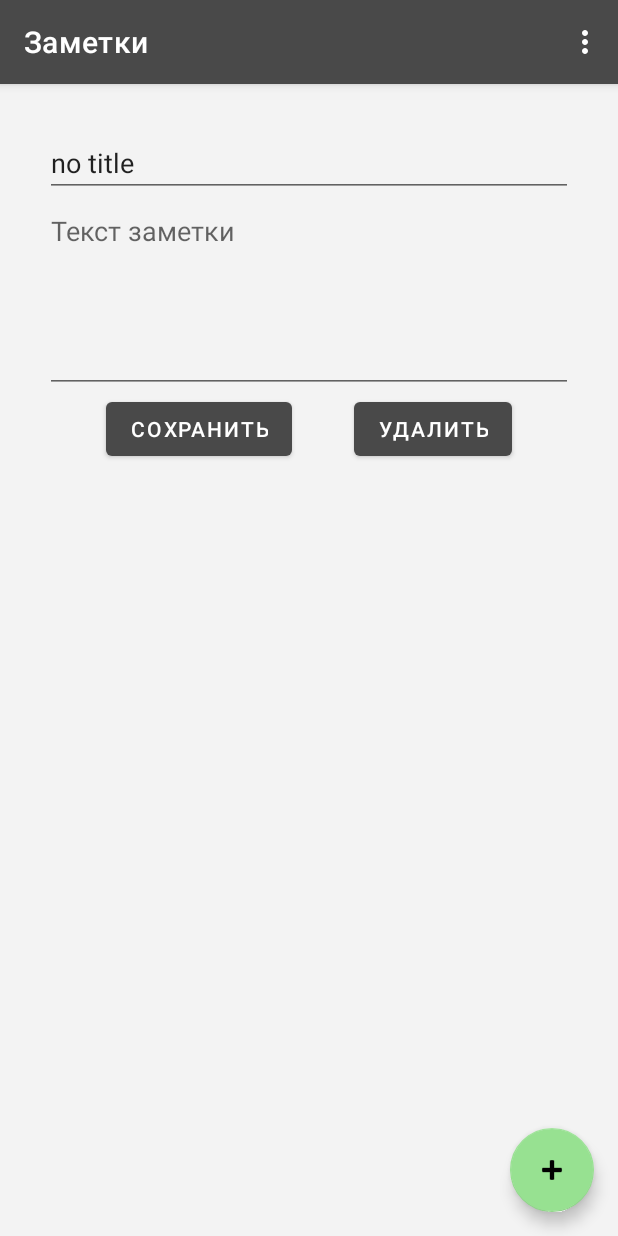
After one commit to Di-52/SimpleNotes, an Android app: the fragment EditNoteFragment placed in its activity, on a phone screen of 412 x 824 dp. The commit adds this screen. Run offline under Robolectric (Android 15) with nearby library versions, the phone set to English and light mode, and no system bars; our stand-ins replace Room's generated code, navigation-ui.

Commit message:
Add ability to edit notes

```diff
--- a/app/src/main/java/com/diest/simplenotes/view/NodesViewModel.kt
+++ b/app/src/main/java/com/diest/simplenotes/view/NodesViewModel.kt
@@ -33,6 +33,12 @@ class NodesViewModel(application: Application) : AndroidViewModel(application) {
         }
     }
 
+    fun updateNote(id: Int?, title: String, text: String?){
+        viewModelScope.launch(Dispatchers.IO) {
+            rep.updateNote(NoteModel(id = id, title = title, text = text))
+        }
+    }
+
     fun removeNote(note: NoteModel){
         viewModelScope.launch(Dispatchers.IO){
             rep.deleteNote(note)
--- /dev/null
+++ b/app/src/main/java/com/diest/simplenotes/view/editnote/EditNoteFragment.kt
@@ -0,0 +1,47 @@
+package com.diest.simplenotes.view.editnote
+
+import android.os.Bundle
+import android.text.Editable
+import android.text.TextWatcher
+import androidx.fragment.app.Fragment
+import android.view.LayoutInflater
+import android.view.View
+import android.view.ViewGroup
+import androidx.fragment.app.viewModels
+import androidx.navigation.fragment.findNavController
+import com.diest.simplenotes.R
+import com.diest.simplenotes.databinding.FragmentEditNoteBinding
+import com.diest.simplenotes.model.note.entity.NoteModel
+import com.diest.simplenotes.view.NodesViewModel
+
+class EditNoteFragment (): Fragment() {
+
+    private var _binding: FragmentEditNoteBinding? = null
+    private val binding get() = _binding!!
+    private val vm: NodesViewModel by viewModels()
+    private lateinit var note: NoteModel
+
+    override fun onCreateView(
+        inflater: LayoutInflater, container: ViewGroup?,
+        savedInstanceState: Bundle?
+    ): View? {
+        _binding = FragmentEditNoteBinding.inflate(inflater, container, false)
+        note = getNoteFromBundle()
+        binding.tvNoteTitle.setText(note.title)
+        binding.tvNoteText.setText(note.text)
+        binding.btDeleteNote.setOnClickListener { vm.removeNote(note = note)
+        findNavController().navigate(R.id.action_editNoteFragment_to_FirstFragment)}
+        binding.btSaveNote.setOnClickListener {
+            vm.updateNote(id = note.id,
+                title = binding.tvNoteTitle.text.toString(),
+                text = binding.tvNoteText.text.toString())
+            findNavController().navigate(R.id.action_editNoteFragment_to_FirstFragment)}
+        return binding.root
+    }
+
+    private fun getNoteFromBundle(): NoteModel =
+        NoteModel(id = arguments?.getInt("KEY_NOTE_ID", 0),
+            title = arguments?.getString("KEY_NOTE_TITLE","def_title")?: "no title",
+            text = arguments?.getString("KEY_NOTE_TEXT","def_text"))
+
+}
--- a/app/src/main/java/com/diest/simplenotes/view/listofnodes/ListOfNodesAdapter.kt
+++ b/app/src/main/java/com/diest/simplenotes/view/listofnodes/ListOfNodesAdapter.kt
@@ -3,16 +3,12 @@ package com.diest.simplenotes.view.listofnodes
 import android.view.LayoutInflater
 import android.view.View
 import android.view.ViewGroup
+import android.widget.ImageView
 import android.widget.TextView
 import android.widget.Toast
 import androidx.recyclerview.widget.RecyclerView
 import com.diest.simplenotes.R
 import com.diest.simplenotes.model.note.entity.NoteModel
-
-interface NoteClickListener{
-    fun onClick(note: NoteModel)
-    fun onLongClick(note: NoteModel): Boolean
-}
 
 class ListOfNodesAdapter(var listener: NoteClickListener): RecyclerView.Adapter<ListOfNodesAdapter.NotesViewHolder>(){
 
@@ -27,7 +23,7 @@ class ListOfNodesAdapter(var listener: NoteClickListener): RecyclerView.Adapter<
 
         val titleTextView: TextView = view.findViewById<TextView>(R.id.tv_note_title)
         val textTextView: TextView = view.findViewById<TextView>(R.id.tv_note_text)
-
+        val editImage: ImageView = view.findViewById<ImageView>(R.id.iv_edit)
 
     }
 
@@ -39,6 +35,9 @@ class ListOfNodesAdapter(var listener: NoteClickListener): RecyclerView.Adapter<
     override fun onBindViewHolder(holder: NotesViewHolder, position: Int) {
         holder.titleTextView.text = data[position].title
         holder.textTextView.text = data[position].text
+        holder.editImage.setOnClickListener {
+            listener.onClickEdit(data[position])
+        }
         holder.itemView.setOnClickListener{
             listener.onClick(data[position])
         }
--- a/app/src/main/java/com/diest/simplenotes/view/listofnodes/ListOfNodesFragment.kt
+++ b/app/src/main/java/com/diest/simplenotes/view/listofnodes/ListOfNodesFragment.kt
@@ -6,8 +6,11 @@ import android.view.LayoutInflater
 import android.view.View
 import android.view.ViewGroup
 import android.widget.Toast
+import androidx.core.os.bundleOf
 import androidx.fragment.app.viewModels
+import androidx.navigation.fragment.findNavController
 import androidx.recyclerview.widget.LinearLayoutManager
+import com.diest.simplenotes.R
 import com.diest.simplenotes.databinding.FragmentListNodesBinding
 import com.diest.simplenotes.model.note.entity.NoteModel
 import com.diest.simplenotes.view.NodesViewModel
@@ -55,4 +58,19 @@ class ListOfNodesFragment : Fragment(), NoteClickListener {
         vm.removeNote(note)
         return true
     }
+
+    override fun onClickEdit(note: NoteModel) {
+        //Toast.makeText(this.context, "EditClick on ${note.text}", Toast.LENGTH_LONG).show()
+        val bundle = bundleOf(note)
+        findNavController().navigate(R.id.action_FirstFragment_to_editNoteFragment, bundle)
+
+    }
+
+    private fun bundleOf(pairs: NoteModel): Bundle {
+        var result: Bundle
+        result = bundleOf("KEY_NOTE_ID" to pairs.id,
+        "KEY_NOTE_TITLE" to pairs.title,
+        "KEY_NOTE_TEXT" to pairs.text)
+        return result
+    }
 }
--- /dev/null
+++ b/app/src/main/java/com/diest/simplenotes/view/listofnodes/NoteClickListener.kt
@@ -0,0 +1,9 @@
+package com.diest.simplenotes.view.listofnodes
+
+import com.diest.simplenotes.model.note.entity.NoteModel
+
+interface NoteClickListener {
+    fun onClick(note: NoteModel)
+    fun onLongClick(note: NoteModel): Boolean
+    fun onClickEdit(note: NoteModel)
+}
--- /dev/null
+++ b/app/src/main/res/layout/fragment_edit_note.xml
@@ -0,0 +1,48 @@
+<?xml version="1.0" encoding="utf-8"?>
+<androidx.constraintlayout.widget.ConstraintLayout xmlns:android="http://schemas.android.com/apk/res/android"
+    xmlns:app="http://schemas.android.com/apk/res-auto"
+    xmlns:tools="http://schemas.android.com/tools"
+    android:id="@+id/frameLayout"
+    android:layout_width="match_parent"
+    android:layout_height="match_parent"
+    tools:context=".view.editnote.EditNoteFragment"
+    android:padding="30dp">
+
+    <EditText
+        android:id="@+id/tv_note_title"
+        android:layout_width="match_parent"
+        android:hint="@string/et_note_title_hint"
+        android:layout_height="wrap_content"
+        app:layout_constraintTop_toTopOf="parent"
+        app:layout_constraintLeft_toLeftOf="parent"
+         />
+    <EditText
+        android:id="@id/tv_note_text"
+        android:layout_width="match_parent"
+        android:layout_height="wrap_content"
+        android:lines="5"
+        android:gravity="top"
+        android:hint="@string/et_note_text_hint"
+        app:layout_constraintLeft_toLeftOf="parent"
+        app:layout_constraintTop_toBottomOf="@+id/tv_note_title"
+        />
+    <Button
+        android:id="@+id/bt_save_note"
+        android:text="@string/button_edit_text"
+        android:layout_width="wrap_content"
+        android:layout_height="wrap_content"
+        app:layout_constraintTop_toBottomOf="@id/tv_note_text"
+        app:layout_constraintLeft_toLeftOf="parent"
+        app:layout_constraintRight_toLeftOf="@id/bt_delete_note"
+        />
+
+    <Button
+        android:id="@+id/bt_delete_note"
+        android:text="@string/button_delete_text"
+        android:layout_width="wrap_content"
+        android:layout_height="wrap_content"
+        app:layout_constraintTop_toBottomOf="@id/tv_note_text"
+        app:layout_constraintLeft_toRightOf="@id/bt_save_note"
+        app:layout_constraintRight_toRightOf="parent"
+        />
+</androidx.constraintlayout.widget.ConstraintLayout>
--- a/app/src/main/res/navigation/nav_graph.xml
+++ b/app/src/main/res/navigation/nav_graph.xml
@@ -14,6 +14,9 @@
         <action
             android:id="@+id/action_FirstFragment_to_SecondFragment"
             app:destination="@id/SecondFragment" />
+        <action
+            android:id="@+id/action_FirstFragment_to_editNoteFragment"
+            app:destination="@id/editNoteFragment" />
     </fragment>
     <fragment
         android:id="@+id/SecondFragment"
@@ -25,4 +28,16 @@
             android:id="@+id/action_SecondFragment_to_FirstFragment"
             app:destination="@id/FirstFragment" />
     </fragment>
+    <fragment
+        android:id="@+id/editNoteFragment"
+        android:name="com.diest.simplenotes.view.editnote.EditNoteFragment"
+        android:label="fragment_edit_note"
+        tools:layout="@layout/fragment_edit_note" >
+        <action
+            android:id="@+id/action_editNoteFragment_to_FirstFragment"
+            app:destination="@id/FirstFragment" />
+        <argument
+            android:name="noteId"
+            app:argType="integer" />
+    </fragment>
 </navigation>
--- a/app/src/main/res/values/strings.xml
+++ b/app/src/main/res/values/strings.xml
@@ -4,5 +4,12 @@
     <!-- Strings used for fragments for navigation -->
     <string name="first_fragment_label">Заметки</string>
     <string name="second_fragment_label">Новая заметка</string>
+    <string name="fragment_edit_note">Редактировние заметки</string>
+    <!-- TODO: Remove or change this placeholder text -->
+    <string name="hello_blank_fragment">Hello blank fragment</string>
+    <string name="button_edit_text">Сохранить</string>
+    <string name="button_delete_text">Удалить</string>
+    <string name="et_note_title_hint">Заголовок</string>
+    <string name="et_note_text_hint">Текст заметки</string>
 
 </resources>
```
